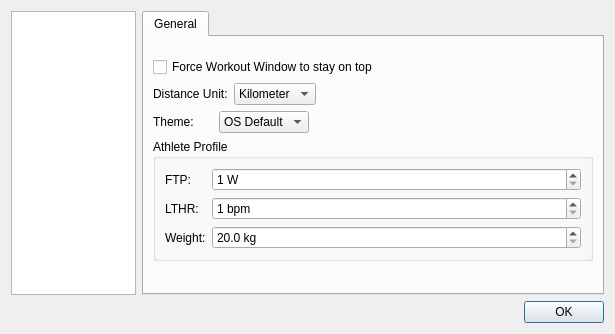
First picture: the form in src/ui/dialogmainwindowconfig.ui, repository MaximumTrainer/MaximumTrainer_Redux, before the edit.
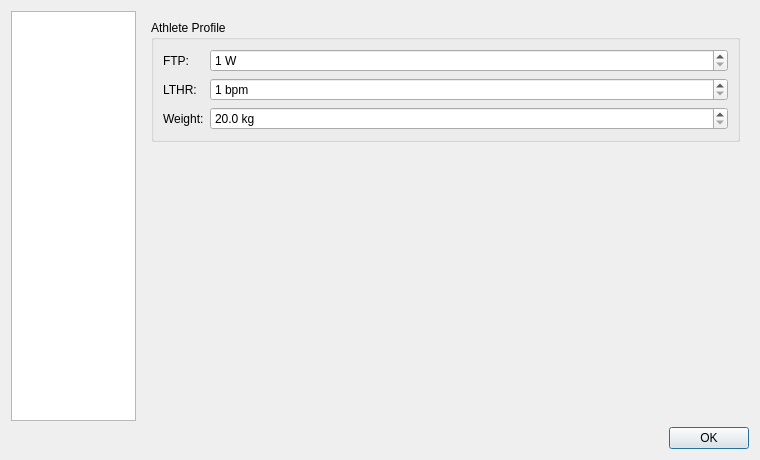
Second picture: the form after the edit. The open tabs and pages were chosen to show the change. Custom widgets are drawn as their Qt base class.

Commit message:
feat(preferences): dedicated "Profile" page for FTP/LTHR/weight; enlarge dialog
Move the Athlete Profile group out of the General page into its own "Profile"
entry in the Preferences left list (reusing the former main-page profile/user
icon), placed between Cloud Sync and Logging. page_profile is the last static
page (stacked index 5); the runtime-added Logging page lands at index 6 — the
list item order matches.

Also enlarge the Preferences dialog (615x314 → 760x460, min 700x420) since the
previous size was cramped.

What changed in the file:
```diff
--- a/src/ui/dialogmainwindowconfig.ui
+++ b/src/ui/dialogmainwindowconfig.ui
@@ -6,10 +6,16 @@
    <rect>
     <x>0</x>
     <y>0</y>
-    <width>615</width>
-    <height>314</height>
+    <width>760</width>
+    <height>460</height>
    </rect>
   </property>
+  <property name="minimumSize">
+   <size>
+    <width>700</width>
+    <height>420</height>
+   </size>
+  </property>
   <property name="windowTitle">
    <string>Preferences</string>
   </property>
@@ -200,78 +206,6 @@
              </item>
             </layout>
            </item>
-           <item>
-            <widget class="QGroupBox" name="groupBox_athleteProfile">
-             <property name="title">
-              <string>Athlete Profile</string>
-             </property>
-             <layout class="QFormLayout" name="formLayout_athleteProfile">
-              <item row="0" column="0">
-               <widget class="QLabel" name="label_ftp">
-                <property name="text">
-                 <string>FTP:</string>
-                </property>
-               </widget>
-              </item>
-              <item row="0" column="1">
-               <widget class="QSpinBox" name="spinBox_ftp">
-                <property name="suffix">
-                 <string> W</string>
-                </property>
-                <property name="minimum">
-                 <number>1</number>
-                </property>
-                <property name="maximum">
-                 <number>2000</number>
-                </property>
-               </widget>
-              </item>
-              <item row="1" column="0">
-               <widget class="QLabel" name="label_lthr">
-                <property name="text">
-                 <string>LTHR:</string>
-                </property>
-               </widget>
-              </item>
-              <item row="1" column="1">
-               <widget class="QSpinBox" name="spinBox_lthr">
-                <property name="suffix">
-                 <string> bpm</string>
-                </property>
-                <property name="minimum">
-                 <number>1</number>
-                </property>
-                <property name="maximum">
-                 <number>250</number>
-                </property>
-               </widget>
-              </item>
-              <item row="2" column="0">
-               <widget class="QLabel" name="label_weight">
-                <property name="text">
-                 <string>Weight:</string>
-                </property>
-               </widget>
-              </item>
-              <item row="2" column="1">
-               <widget class="QDoubleSpinBox" name="doubleSpinBox_weight">
-                <property name="suffix">
-                 <string> kg</string>
-                </property>
-                <property name="decimals">
-                 <number>1</number>
-                </property>
-                <property name="minimum">
-                 <double>20.000000000000000</double>
-                </property>
-                <property name="maximum">
-                 <double>300.000000000000000</double>
-                </property>
-               </widget>
-              </item>
-             </layout>
-            </widget>
-           </item>
            <item>
             <spacer name="verticalSpacer_4">
              <property name="orientation">
@@ -981,6 +915,95 @@
        </item>
       </layout>
      </widget>
+     <widget class="QWidget" name="page_profile">
+      <layout class="QVBoxLayout" name="verticalLayout_profile">
+       <item>
+        <widget class="QGroupBox" name="groupBox_athleteProfile">
+         <property name="title">
+          <string>Athlete Profile</string>
+         </property>
+         <layout class="QFormLayout" name="formLayout_athleteProfile">
+          <item row="0" column="0">
+           <widget class="QLabel" name="label_ftp">
+            <property name="text">
+             <string>FTP:</string>
+            </property>
+           </widget>
+          </item>
+          <item row="0" column="1">
+           <widget class="QSpinBox" name="spinBox_ftp">
+            <property name="suffix">
+             <string> W</string>
+            </property>
+            <property name="minimum">
+             <number>1</number>
+            </property>
+            <property name="maximum">
+             <number>2000</number>
+            </property>
+           </widget>
+          </item>
+          <item row="1" column="0">
+           <widget class="QLabel" name="label_lthr">
+            <property name="text">
+             <string>LTHR:</string>
+            </property>
+           </widget>
+          </item>
+          <item row="1" column="1">
+           <widget class="QSpinBox" name="spinBox_lthr">
+            <property name="suffix">
+             <string> bpm</string>
+            </property>
+            <property name="minimum">
+             <number>1</number>
+            </property>
+            <property name="maximum">
+             <number>250</number>
+            </property>
+           </widget>
+          </item>
+          <item row="2" column="0">
+           <widget class="QLabel" name="label_weight">
+            <property name="text">
+             <string>Weight:</string>
+            </property>
+           </widget>
+          </item>
+          <item row="2" column="1">
+           <widget class="QDoubleSpinBox" name="doubleSpinBox_weight">
+            <property name="suffix">
+             <string> kg</string>
+            </property>
+            <property name="decimals">
+             <number>1</number>
+            </property>
+            <property name="minimum">
+             <double>20.000000000000000</double>
+            </property>
+            <property name="maximum">
+             <double>300.000000000000000</double>
+            </property>
+           </widget>
+          </item>
+         </layout>
+        </widget>
+       </item>
+       <item>
+        <spacer name="verticalSpacer_profile">
+         <property name="orientation">
+          <enum>Qt::Vertical</enum>
+         </property>
+         <property name="sizeHint" stdset="0">
+          <size>
+           <width>20</width>
+           <height>40</height>
+          </size>
+         </property>
+        </spacer>
+       </item>
+      </layout>
+     </widget>
     </widget>
    </item>
    <item row="2" column="0" colspan="2">
```
The commit also changes 1 other file.
